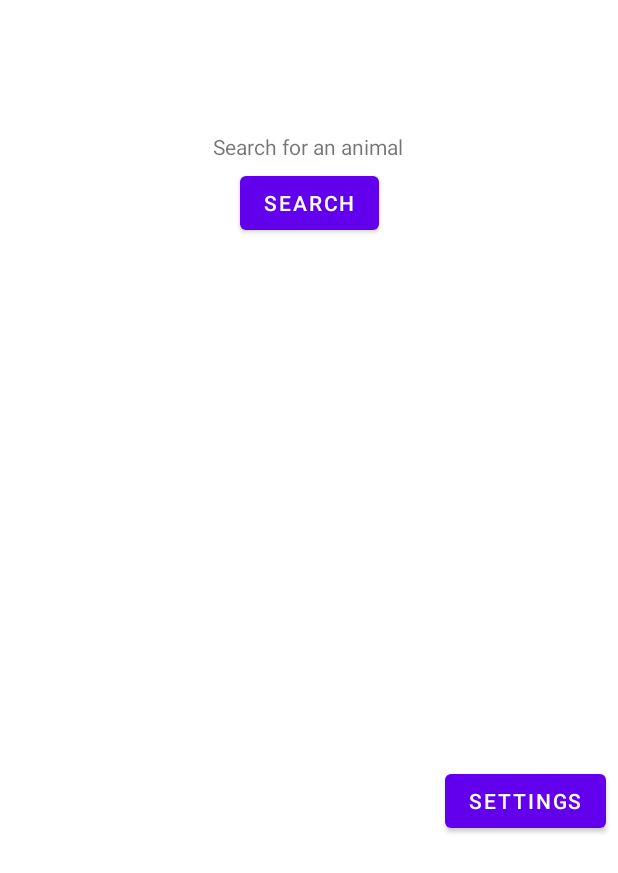
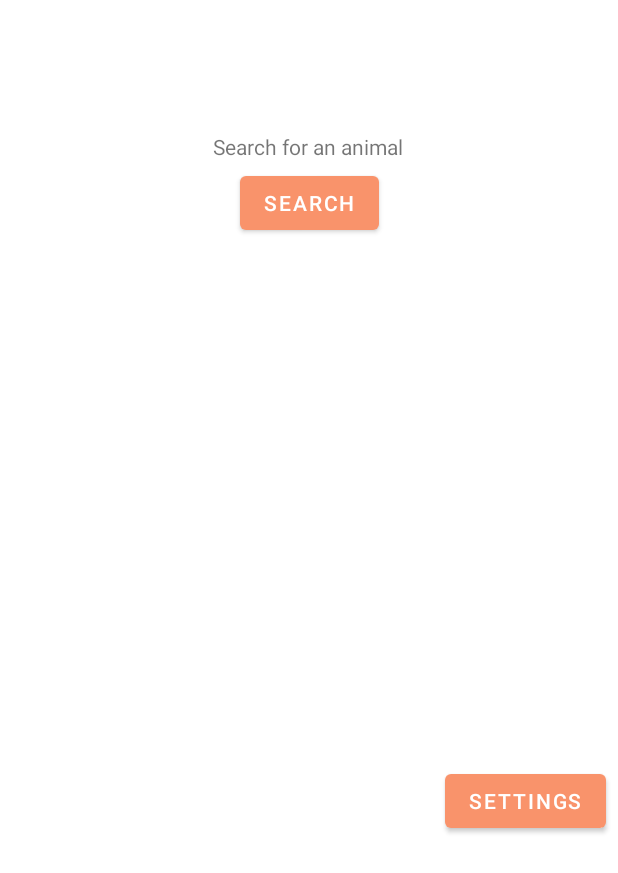
Before and after one commit to nramnara/TheWildlifeGuide, an Android app: the screen it shows after launch (MainActivity), on a phone screen of 412 x 824 dp, the part 363-1236 px from its top. Run offline under Robolectric (Android 15) with nearby library versions, the phone set to English and light mode, and no system bars.

Commit message:
changed colours

```diff
--- a/app/src/main/res/values-night/color.xml
+++ b/app/src/main/res/values-night/color.xml
@@ -1,7 +1,13 @@
 <?xml version="1.0" encoding="utf-8"?>
 <resources>
+    <color name="purple_200">#FFBB86FC</color>
+    <color name="purple_500">#650000</color>
+    <color name="purple_700">#490000</color>
+    <color name="teal_200">#FF03DAC5</color>
+    <color name="teal_700">#FF018786</color>
+    <color name="black">#FF000000</color>
+    <color name="white">#FFFFFFFF</color>
+
     <color name="background_color">#000000</color>
     <color name="text_color">#FFFFFF</color>
-
-
 </resources>
--- a/app/src/main/res/values-night/themes.xml
+++ b/app/src/main/res/values-night/themes.xml
@@ -2,9 +2,9 @@
     <!-- Base application theme. -->
     <style name="Theme.TheWildlifeGuide" parent="Theme.MaterialComponents.DayNight.DarkActionBar">
         <!-- Primary brand color. -->
-        <item name="colorPrimary">@color/purple_200</item>
+        <item name="colorPrimary">@color/purple_500</item>
         <item name="colorPrimaryVariant">@color/purple_700</item>
-        <item name="colorOnPrimary">@color/black</item>
+        <item name="colorOnPrimary">@color/white</item>
         <!-- Secondary brand color. -->
         <item name="colorSecondary">@color/teal_200</item>
         <item name="colorSecondaryVariant">@color/teal_200</item>
--- a/app/src/main/res/values/colors.xml
+++ b/app/src/main/res/values/colors.xml
@@ -1,8 +1,8 @@
 <?xml version="1.0" encoding="utf-8"?>
 <resources>
     <color name="purple_200">#FFBB86FC</color>
-    <color name="purple_500">#FF6200EE</color>
-    <color name="purple_700">#FF3700B3</color>
+    <color name="purple_500">#f9936b</color>
+    <color name="purple_700">#f97d5b</color>
     <color name="teal_200">#FF03DAC5</color>
     <color name="teal_700">#FF018786</color>
     <color name="black">#FF000000</color>
```
